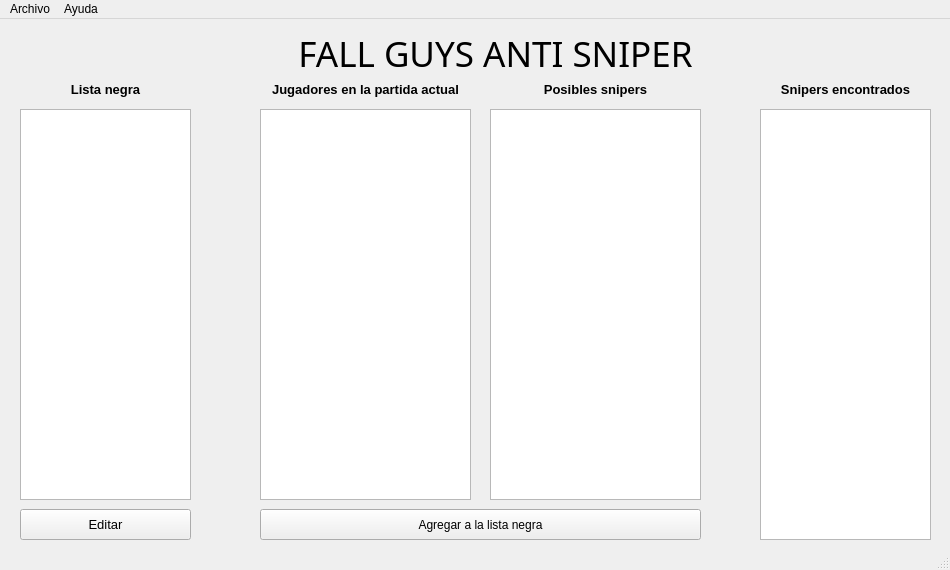
Before: the Qt Designer form src/ui/home.ui in 4l3j0Ok/fall-guys-anti-sniper, drawn with Qt 5.
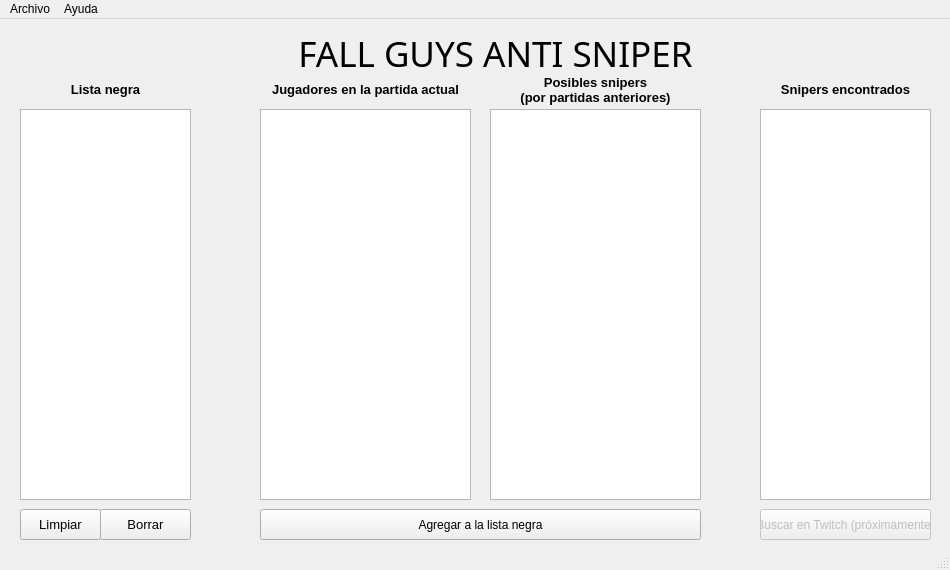
After: the same form once the commit is applied.

Commit message: fill snipers and suspects and other details

```diff
--- a/src/ui/home.ui
+++ b/src/ui/home.ui
@@ -44,7 +44,7 @@
        <x>10</x>
        <y>40</y>
        <width>171</width>
-       <height>431</height>
+       <height>391</height>
       </rect>
      </property>
     </widget>
@@ -71,6 +71,25 @@
       <set>Qt::AlignCenter</set>
      </property>
     </widget>
+    <widget class="QPushButton" name="pushButton">
+     <property name="enabled">
+      <bool>false</bool>
+     </property>
+     <property name="geometry">
+      <rect>
+       <x>10</x>
+       <y>440</y>
+       <width>171</width>
+       <height>31</height>
+      </rect>
+     </property>
+     <property name="cursor">
+      <cursorShape>PointingHandCursor</cursorShape>
+     </property>
+     <property name="text">
+      <string>Buscar en Twitch (próximamente)</string>
+     </property>
+    </widget>
    </widget>
    <widget class="QWidget" name="title_widget" native="true">
     <property name="enabled">
@@ -163,7 +182,7 @@
       <rect>
        <x>10</x>
        <y>440</y>
-       <width>171</width>
+       <width>81</width>
        <height>31</height>
       </rect>
      </property>
@@ -182,7 +201,34 @@
       <cursorShape>PointingHandCursor</cursorShape>
      </property>
      <property name="text">
-      <string>Editar</string>
+      <string>Limpiar</string>
+     </property>
+    </widget>
+    <widget class="QPushButton" name="delete_blacklist_button">
+     <property name="geometry">
+      <rect>
+       <x>90</x>
+       <y>440</y>
+       <width>91</width>
+       <height>31</height>
+      </rect>
+     </property>
+     <property name="font">
+      <font>
+       <pointsize>10</pointsize>
+       <weight>50</weight>
+       <italic>false</italic>
+       <bold>false</bold>
+       <underline>false</underline>
+       <strikeout>false</strikeout>
+       <stylestrategy>PreferDefault</stylestrategy>
+      </font>
+     </property>
+     <property name="cursor">
+      <cursorShape>PointingHandCursor</cursorShape>
+     </property>
+     <property name="text">
+      <string>Borrar</string>
      </property>
     </widget>
    </widget>
@@ -264,7 +310,8 @@
       <cursorShape>ArrowCursor</cursorShape>
      </property>
      <property name="text">
-      <string>Posibles snipers</string>
+      <string>Posibles snipers 
+(por partidas anteriores)</string>
      </property>
      <property name="alignment">
       <set>Qt::AlignCenter</set>
```
Left out of the diff: 2 changed lines with no effect on the pictures. The commit also changes 4 other files.
